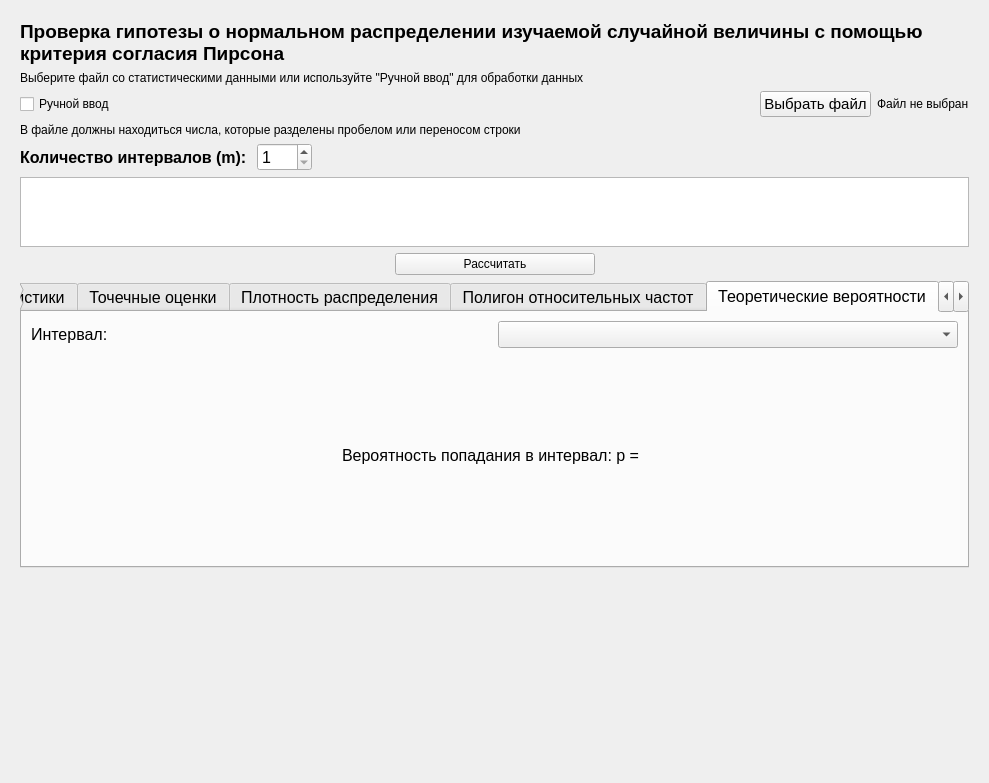
This is Labs/ui/lab6_task1.ui in gg-master/TerVerLabs as Qt 5 draws it before an edit. The edited form follows.
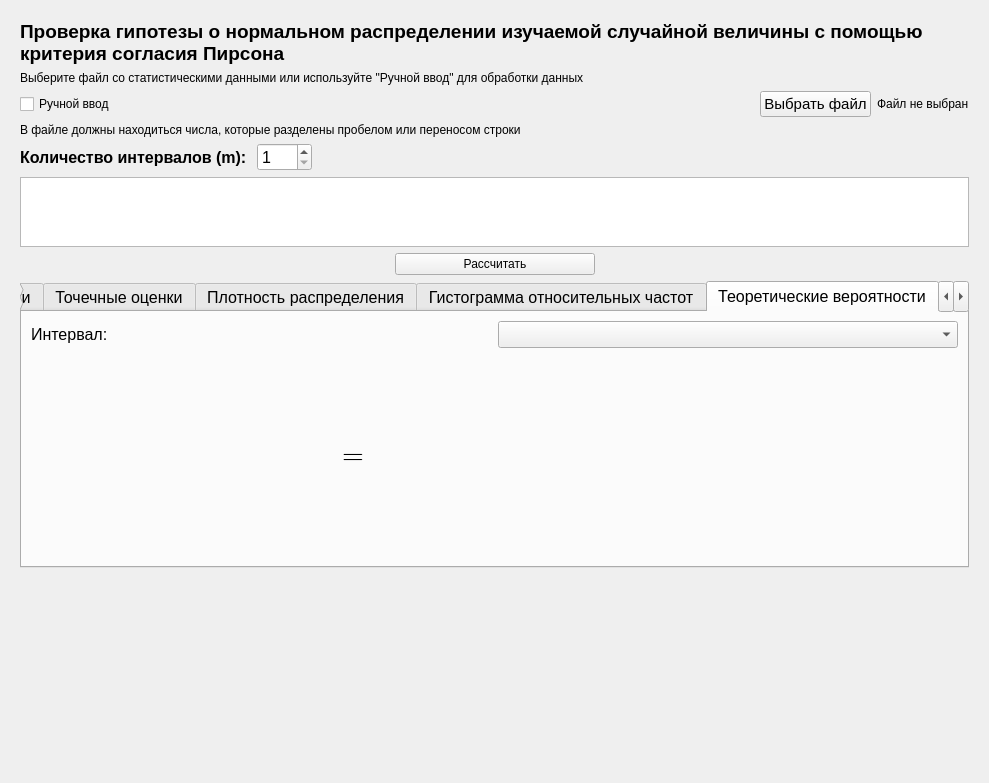
This is the edited form. The open tabs and pages were chosen to show the change. Icons and pictures are not drawn.

Commit message: Added draft for lab 6 task 1

What changed in the file:
```diff
--- a/Labs/ui/lab6_task1.ui
+++ b/Labs/ui/lab6_task1.ui
@@ -903,7 +903,7 @@
          </widget>
          <widget class="QWidget" name="continuous_rel_polygon">
           <attribute name="title">
-           <string>Полигон относительных частот</string>
+           <string>Гистограмма относительных частот</string>
           </attribute>
          </widget>
          <widget class="QWidget" name="probabilites">
@@ -939,8 +939,21 @@
              </item>
              <item>
               <widget class="QLabel" name="label_9">
+               <property name="sizePolicy">
+                <sizepolicy hsizetype="Minimum" vsizetype="Preferred">
+                 <horstretch>0</horstretch>
+                 <verstretch>0</verstretch>
+                </sizepolicy>
+               </property>
+               <property name="font">
+                <font>
+                 <family>Cambria Math</family>
+                 <pointsize>21</pointsize>
+                 <italic>false</italic>
+                </font>
+               </property>
                <property name="text">
-                <string>Вероятность попадания в интервал: p =</string>
+                <string>=</string>
                </property>
               </widget>
              </item>
```
Left out of the diff: 30 changed lines with no effect on the pictures. The commit also changes 4 other files.
